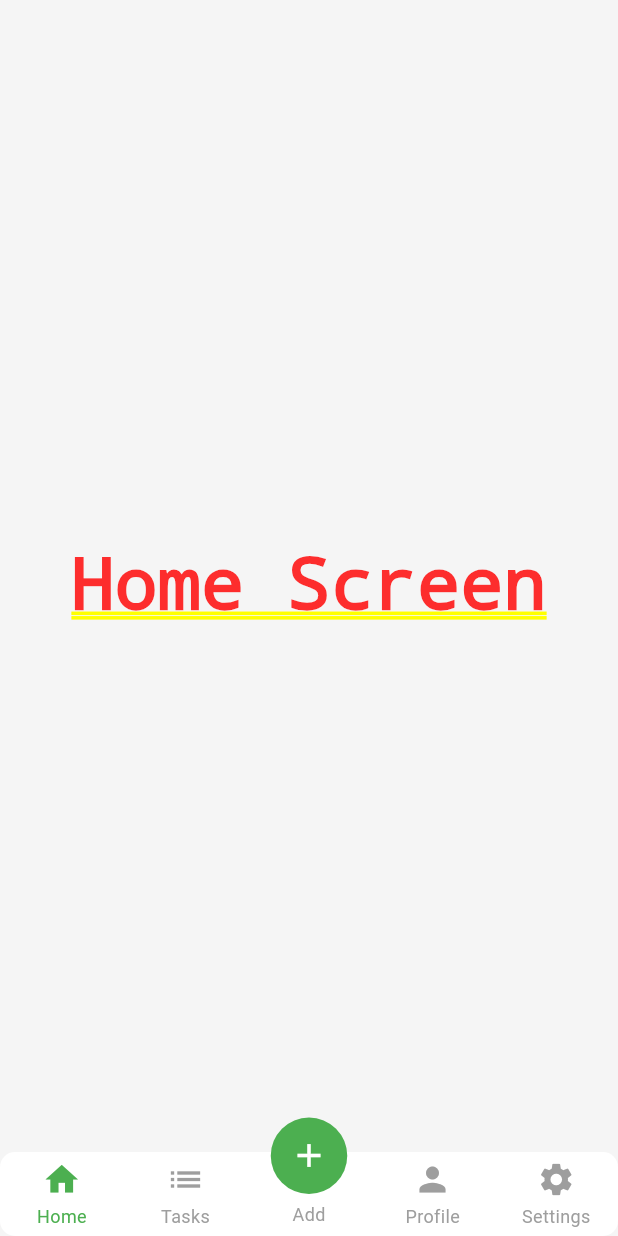
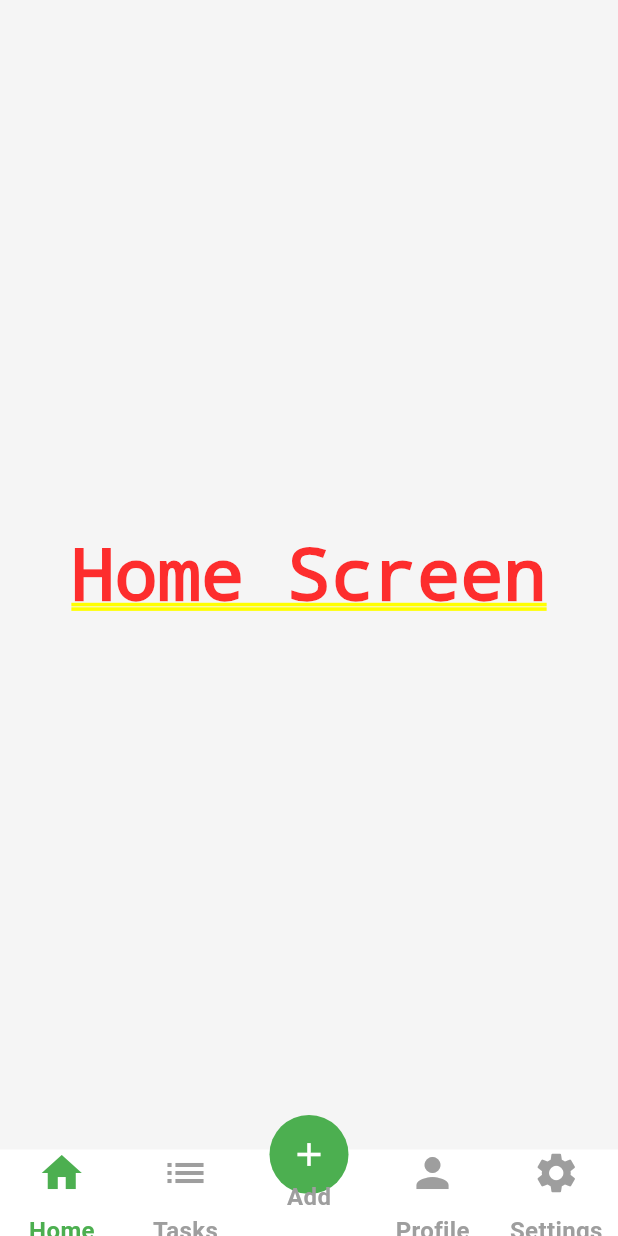
Before and after one commit to MomenRaddad/Mealy_App, a Flutter app: the UserNavigationPage screen opened by its route, on a phone screen of 412 x 824 dp. Run offline on Flutter 3.47's test engine with Material 3 defaults, Android fonts, the phone set to English and light mode, and no system bars; drawn by our look-alikes of persistent_bottom_nav_bar.

Commit message:
improve app theme

```diff
--- a/lib/core/app_theme.dart
+++ b/lib/core/app_theme.dart
@@ -66,6 +66,7 @@ class AppTheme {
         contentTextStyle: TextStyle(color: Colors.white, fontSize: 14),
         behavior: SnackBarBehavior.floating,
       ),
+      iconTheme: const IconThemeData(color: AppColors.textPrimary, size: 32),
     );
   }
 }
--- /dev/null
+++ b/lib/core/nav_bar_theme.dart
@@ -0,0 +1,19 @@
+import 'package:flutter/material.dart';
+import 'colors.dart';
+
+class AppNavbarStyle {
+  static const double iconSize = 32;
+  static const double contentPadding = 0;
+  static const double textHeight = 2.5;
+  static const double fontSize = 16;
+  static const FontWeight fontWeight = FontWeight.bold;
+  static const String fontFamily = 'Lato';
+
+  static const TextStyle textStyle = TextStyle(
+    fontSize: fontSize,
+    height: textHeight,
+    fontWeight: fontWeight,
+    // fontFamily: fontFamily,
+    // color: AppColors.textPrimary,
+  );
+}
--- a/lib/view/screens/switch_account.dart
+++ b/lib/view/screens/switch_account.dart
@@ -1,6 +1,4 @@
 import 'package:flutter/material.dart';
-import 'package:meal_app/view/screens/admin_navigation_page.dart';
-import 'package:meal_app/view/screens/user_navigation_page.dart';
 
 class AccountSelector extends StatelessWidget {
   const AccountSelector({super.key});
--- a/lib/view/screens/user_navigation_page.dart
+++ b/lib/view/screens/user_navigation_page.dart
@@ -1,4 +1,5 @@
 import 'package:flutter/material.dart';
+import 'package:meal_app/core/nav_bar_theme.dart';
 import 'package:persistent_bottom_nav_bar/persistent_bottom_nav_bar.dart';
 import '../../core/colors.dart';
 import 'user_screens/home/home_screen.dart';
@@ -25,6 +26,8 @@ class _UserNavigationPageState extends State<UserNavigationPage> {
   Widget build(BuildContext context) {
     return SafeArea(
       child: PersistentTabView(
+        navBarHeight: MediaQuery.of(context).size.height * 0.07,
+
         context,
         controller: _controller,
         screens: [
@@ -36,39 +39,44 @@ class _UserNavigationPageState extends State<UserNavigationPage> {
         ],
         items: [
           PersistentBottomNavBarItem(
-            icon: Icon(Icons.home),
+            icon: Icon(Icons.home, size: AppNavbarStyle.iconSize),
             title: "Home",
             activeColorPrimary: AppColors.primary,
             inactiveColorPrimary: AppColors.textSecondary,
+            textStyle: AppNavbarStyle.textStyle,
           ),
           PersistentBottomNavBarItem(
-            icon: Icon(Icons.list),
+            icon: Icon(Icons.list, size: AppNavbarStyle.iconSize),
             title: "Tasks",
             activeColorPrimary: AppColors.primary,
             inactiveColorPrimary: AppColors.textSecondary,
+            textStyle: AppNavbarStyle.textStyle,
           ),
           PersistentBottomNavBarItem(
             icon: Icon(Icons.add, color: Colors.white),
             title: "Add",
             activeColorPrimary: AppColors.primary,
             inactiveColorPrimary: AppColors.textSecondary,
+            textStyle: AppNavbarStyle.textStyle,
           ),
           PersistentBottomNavBarItem(
-            icon: Icon(Icons.person),
+            icon: Icon(Icons.person, size: AppNavbarStyle.iconSize),
             title: "Profile",
             activeColorPrimary: AppColors.primary,
             inactiveColorPrimary: AppColors.textSecondary,
+            textStyle: AppNavbarStyle.textStyle,
           ),
           PersistentBottomNavBarItem(
-            icon: Icon(Icons.settings),
+            icon: Icon(Icons.settings, size: AppNavbarStyle.iconSize),
             title: "Settings",
             activeColorPrimary: AppColors.primary,
             inactiveColorPrimary: AppColors.textSecondary,
+            textStyle: AppNavbarStyle.textStyle,
           ),
         ],
         navBarStyle: NavBarStyle.style15,
         decoration: NavBarDecoration(
-          borderRadius: BorderRadius.circular(10.0),
+          // borderRadius: BorderRadius.circular(10.0),
           colorBehindNavBar: AppColors.background,
         ),
       ),
--- a/lib/view/screens/user_screens/settings/settings_screen.dart
+++ b/lib/view/screens/user_screens/settings/settings_screen.dart
@@ -1,6 +1,5 @@
 import 'package:flutter/material.dart';
 import 'package:meal_app/core/routes.dart';
-import 'package:meal_app/view/screens/switch_account.dart';
 
 class SettingsScreen extends StatelessWidget {
   const SettingsScreen({super.key});
```
Also changed, not shown: lib/view/screens/admin_navigation_page.dart (+21 -15 lines).
